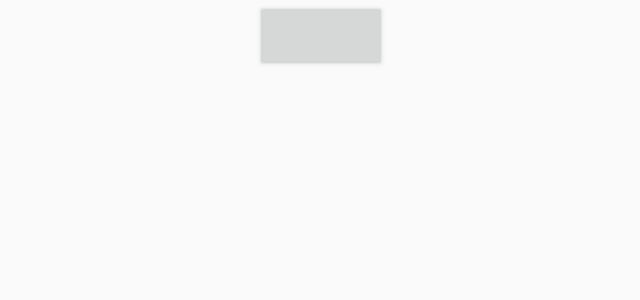
After one commit to ONLY-yours/IdCardVeriDemo, an Android app: the UpLoadActivity screen opened directly, with no data from a screen before it, on a phone screen of 824 x 412 dp (held sideways). The commit adds this screen. Shown: the top 300 px of the screen, without its empty margins (297-937 px from the left). Run offline under Robolectric (Android 15) with nearby library versions, the phone set to English and light mode, and no system bars.

```diff
--- a/app/src/main/java/com/arcsoft/idcardveridemo/activity/WelcomeActivity.java
+++ b/app/src/main/java/com/arcsoft/idcardveridemo/activity/WelcomeActivity.java
@@ -63,6 +63,8 @@ public class WelcomeActivity extends BaseActivity implements SurfaceHolder.Callb
     private int camereId = 0;
     private Camera camera;
     private long startTime = 0;
+
+    private int dpSuccessed=0;      //用于判断识别是否成功，如果成功防止多次启动后面的订单
 
     private boolean isInit = false; //用于判断引擎是否激活
     //视频或图片人脸数据是否检测到
@@ -196,7 +198,9 @@ public class WelcomeActivity extends BaseActivity implements SurfaceHolder.Callb
         surfaceRect.getHolder().setFormat(PixelFormat.TRANSLUCENT);
         btnUse=findViewById(R.id.btn_idcard);
 
+        dpSuccessed=0;
         doClick();
+
     }
 
 
@@ -257,11 +261,9 @@ public class WelcomeActivity extends BaseActivity implements SurfaceHolder.Callb
                     if(isInit) {
                         DetectFaceResult result = IdCardVerifyManager.getInstance().onPreviewData(data, mWidth, mHeight, true);
                         if (result.getErrCode() != IdCardVerifyError.OK) {
-
                             Log.i(TAG, "onPreviewData video result: " + result.getErrCode());
                         }else{
                             //异步处理脸部
-
                             if(preIMG==null){
                                 preIMG = ChangeNv21.nv21ToBitmap(data,mWidth,mHeight);
                             }
@@ -304,10 +306,12 @@ public class WelcomeActivity extends BaseActivity implements SurfaceHolder.Callb
 //                + compareResult.isSuccess() + ", errCode " + compareResult.getErrCode(), Toast.LENGTH_LONG).show();
         if( isIdCardReady==true && isCurrentReady==true && compareResult.isSuccess()==true ){
 
-
-            showToast("欢迎您,尊敬的xxx先生");
-            finish();
-            startActivity(FinaCheckActivity.class);
+            if(dpSuccessed==0) {
+                dpSuccessed=1;
+                showToast("欢迎您,尊敬的xxx先生");
+                finish();
+                startActivity(FinaCheckActivity.class);
+            }
         }
         isIdCardReady = false;
         isCurrentReady = false;
@@ -394,6 +398,9 @@ public class WelcomeActivity extends BaseActivity implements SurfaceHolder.Callb
     @Override
     public void onBackPressed() {
         finish();
+        if (dpSuccessed!=1){
+            showToast("人脸识别失败，请重新识别");
+        }
 //        startActivity(ConfireOrderActivity.class);
     }
 
@@ -429,12 +436,15 @@ public class WelcomeActivity extends BaseActivity implements SurfaceHolder.Callb
                 mHandler.postDelayed(this, 1000);
                 trytimes++;
                 if(trytimes==10){
-                    showToast("人脸识别失败，请重新识别");
+                    onBackPressed();
+                }else if(trytimes==-1){
                     onBackPressed();
                 }
             }
         };
         mHandler.postDelayed(r, 1000);
+
+
     };
 
 
--- /dev/null
+++ b/app/src/main/java/com/arcsoft/idcardveridemo/upload/UpLoadActivity.java
@@ -0,0 +1,48 @@
+package com.arcsoft.idcardveridemo.upload;
+
+import android.support.v7.app.AppCompatActivity;
+import android.os.Bundle;
+import android.util.Log;
+import android.view.View;
+import android.widget.Button;
+import android.widget.TextView;
+
+import com.arcsoft.idcardveridemo.R;
+import com.arcsoft.idcardveridemo.base.BaseActivity;
+
+import okhttp3.ResponseBody;
+import retrofit2.Call;
+import retrofit2.Callback;
+import retrofit2.Response;
+import retrofit2.Retrofit;
+
+
+public class UpLoadActivity extends BaseActivity implements View.OnClickListener {
+
+    private TextView tv;
+    private Button btnget;
+
+    //服务器地址
+    public static final String  HTTP_Url="http://www.kuaidi100.com";
+
+    @Override
+    protected void onCreate(Bundle savedInstanceState) {
+        super.onCreate(savedInstanceState);
+        setContentView(R.layout.act_up_load);
+
+        tv=findViewById(R.id.tv);
+        btnget=findViewById(R.id.get);
+
+        btnget.setOnClickListener(this);
+    }
+
+
+    @Override
+    public void onClick(View v) {
+        switch (v.getId()) {
+            case R.id.get: {
+
+                };
+            }
+        }
+    }
--- a/app/src/main/res/layout/act_confire_order.xml
+++ b/app/src/main/res/layout/act_confire_order.xml
@@ -2,7 +2,7 @@
 <android.support.constraint.ConstraintLayout xmlns:android="http://schemas.android.com/apk/res/android"
     xmlns:app="http://schemas.android.com/apk/res-auto"
     xmlns:tools="http://schemas.android.com/tools"
-    android:layout_width="wrap_content"
+    android:layout_width="match_parent"
     android:layout_height="wrap_content"
     tools:context=".activity.checkIn.ConfireOrderActivity">
 
--- /dev/null
+++ b/app/src/main/res/layout/act_up_load.xml
@@ -0,0 +1,26 @@
+<?xml version="1.0" encoding="utf-8"?>
+<android.support.constraint.ConstraintLayout xmlns:android="http://schemas.android.com/apk/res/android"
+    xmlns:app="http://schemas.android.com/apk/res-auto"
+    xmlns:tools="http://schemas.android.com/tools"
+    android:layout_width="match_parent"
+    android:layout_height="match_parent"
+    tools:context=".upload.UpLoadActivity">
+
+
+    <Button
+        android:id="@+id/get"
+        android:layout_width="wrap_content"
+        android:layout_height="wrap_content"
+        app:layout_constraintTop_toTopOf="parent"
+        app:layout_constraintRight_toRightOf="parent"
+        app:layout_constraintLeft_toLeftOf="parent"/>
+
+    <TextView
+        android:id="@+id/tv"
+        android:layout_width="300dp"
+        android:layout_height="300dp"
+        app:layout_constraintLeft_toLeftOf="parent"
+        app:layout_constraintRight_toRightOf="parent"
+        app:layout_constraintTop_toBottomOf="@id/get"/>
+
+</android.support.constraint.ConstraintLayout>
--- /dev/null
+++ b/app/src/main/res/xml/network_security_config.xml
@@ -0,0 +1,4 @@
+<?xml version="1.0" encoding="utf-8"?>
+<network-security-config>
+    <base-config cleartextTrafficPermitted="true" />
+</network-security-config>
```
Also changed, not shown: app/build.gradle (+20 -1 lines), app/src/main/AndroidManifest.xml (+11 -7 lines), app/src/main/java/com/arcsoft/idcardveridemo/activity/LoadingActivity.java (+8 -0 lines), app/src/main/java/com/arcsoft/idcardveridemo/bean/BaseBean.java (added, +69 -0 lines), app/src/main/java/com/arcsoft/idcardveridemo/bean/SmsCodeBean.java (added, +20 -0 lines), app/src/main/java/com/arcsoft/idcardveridemo/utils/LogUtil.java (added, +82 -0 lines), app/src/main/res/layout/act_loading.xml (+7 -1 lines), app/src/main/res/layout/act_welcome.xml (+21 -25 lines), app/src/main/res/layout/activity_main.xml (+11 -2 lines).
